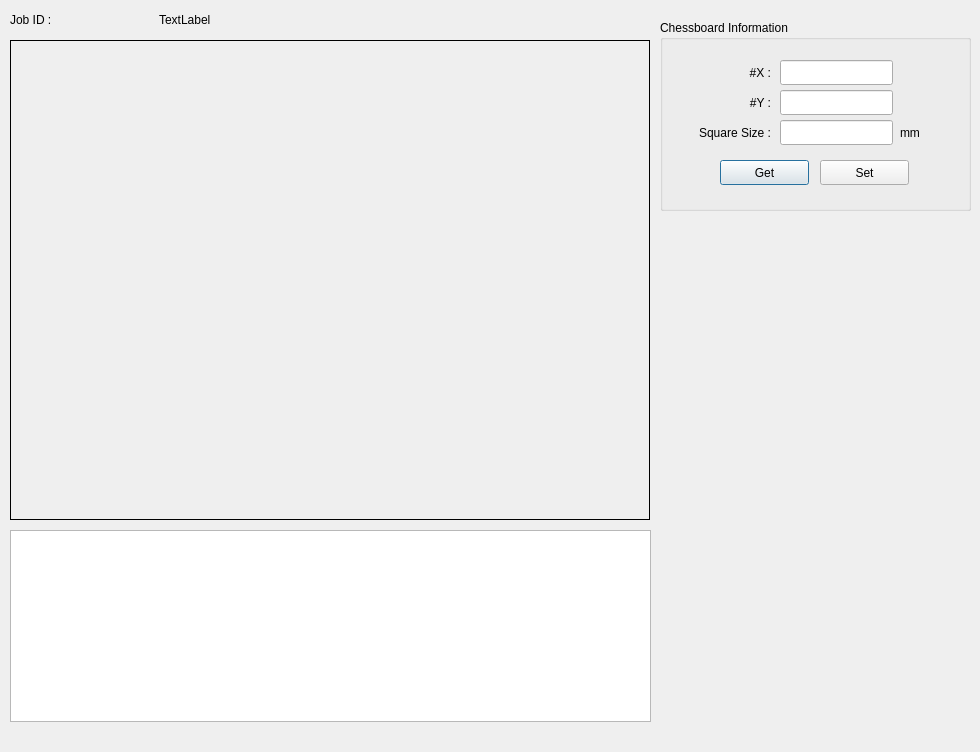
Before: the Qt Designer form ui/dialogsetcalibration.ui in rendezvue/ViNet, drawn with Qt 5.
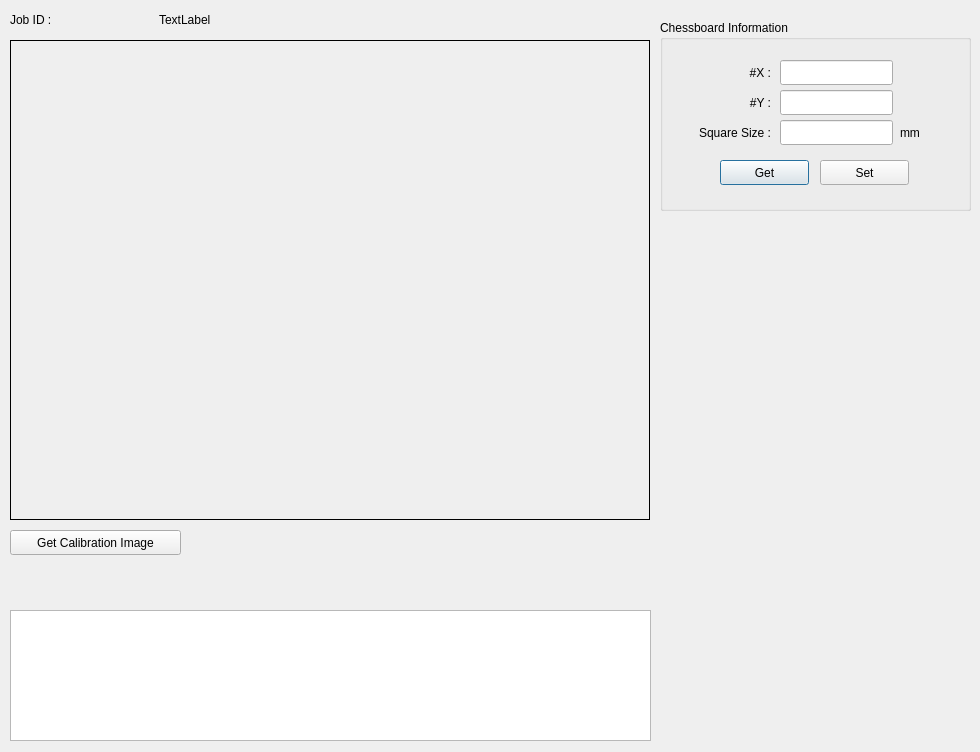
After: the same form once the commit is applied.

Commit message: Added code to obtain and display an image with a calibration feature on the current input image at Set Dialog Calibration

```diff
--- a/ui/dialogsetcalibration.ui
+++ b/ui/dialogsetcalibration.ui
@@ -192,9 +192,9 @@
    <property name="geometry">
     <rect>
      <x>10</x>
-     <y>530</y>
+     <y>610</y>
      <width>641</width>
-     <height>192</height>
+     <height>131</height>
     </rect>
    </property>
    <property name="iconSize">
@@ -210,6 +210,19 @@
     <enum>QListView::IconMode</enum>
    </property>
   </widget>
+  <widget class="QPushButton" name="pushButton_get_calibration_image">
+   <property name="geometry">
+    <rect>
+     <x>10</x>
+     <y>530</y>
+     <width>171</width>
+     <height>25</height>
+    </rect>
+   </property>
+   <property name="text">
+    <string>Get Calibration Image</string>
+   </property>
+  </widget>
  </widget>
  <resources/>
  <connections/>
```
The commit also changes 2 other files.
